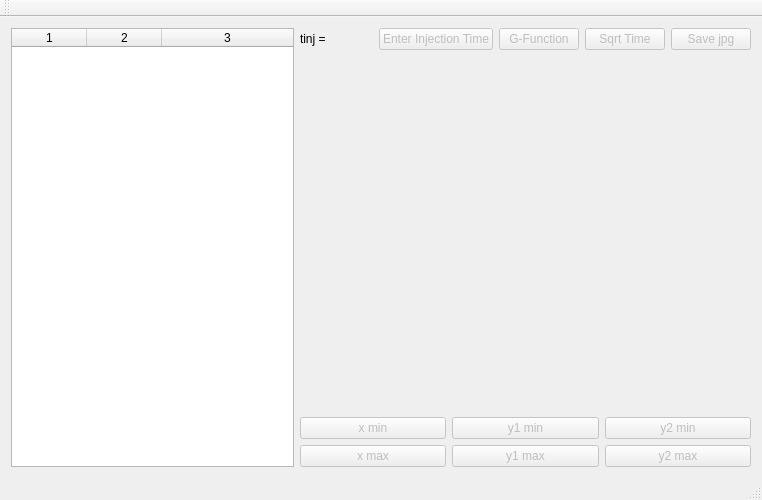
Above: forms/mainwindow.ui from DrFahdSiddiqui/DFITAnalysis-Qt before the change. Below: the same form after it.
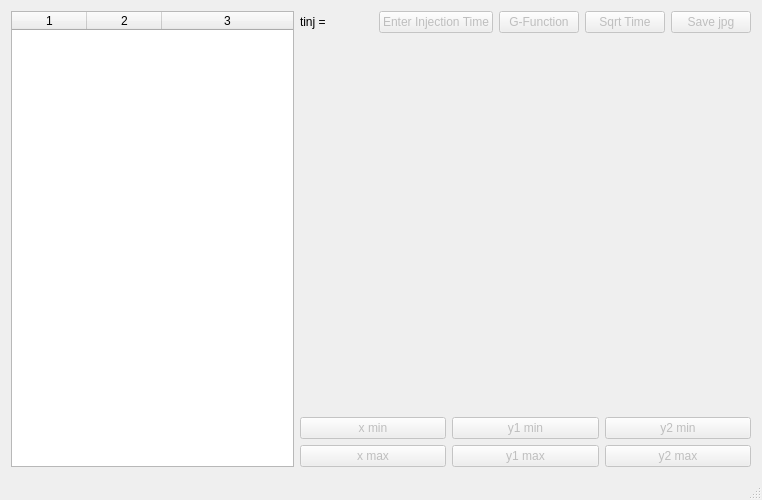
That is the form after the change. Custom widgets are drawn as their Qt base class.

```diff
--- a/forms/mainwindow.ui
+++ b/forms/mainwindow.ui
@@ -209,14 +209,6 @@
     </rect>
    </property>
   </widget>
-  <widget class="QToolBar" name="mainToolBar">
-   <attribute name="toolBarArea">
-    <enum>TopToolBarArea</enum>
-   </attribute>
-   <attribute name="toolBarBreak">
-    <bool>false</bool>
-   </attribute>
-  </widget>
   <widget class="QStatusBar" name="statusBar"/>
  </widget>
  <layoutdefault spacing="6" margin="11"/>
```
